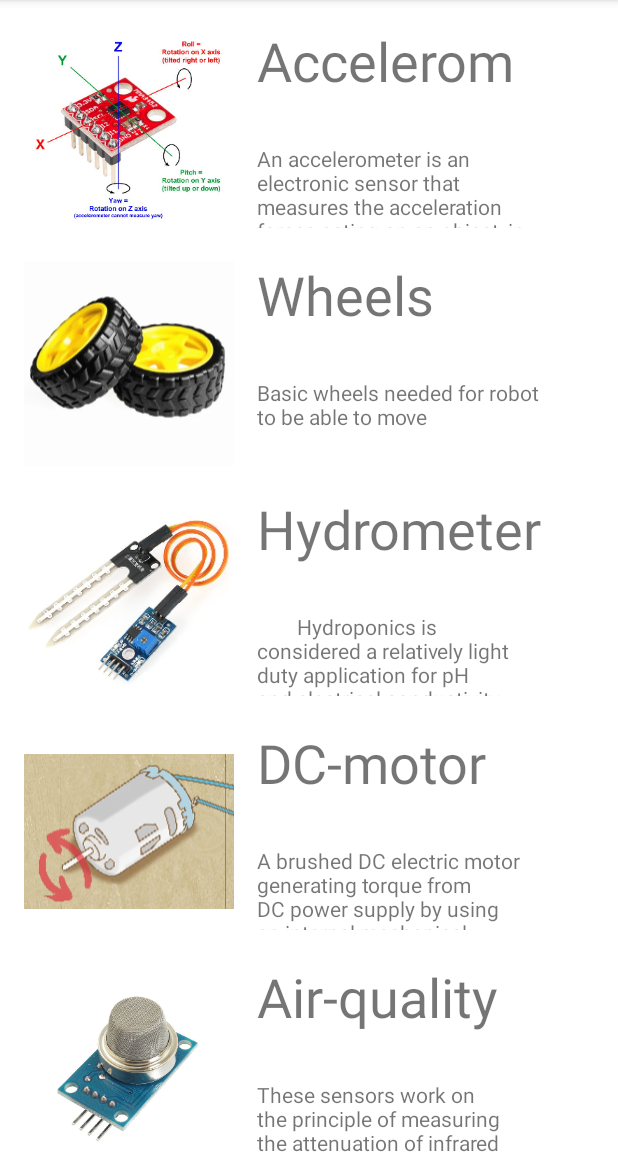
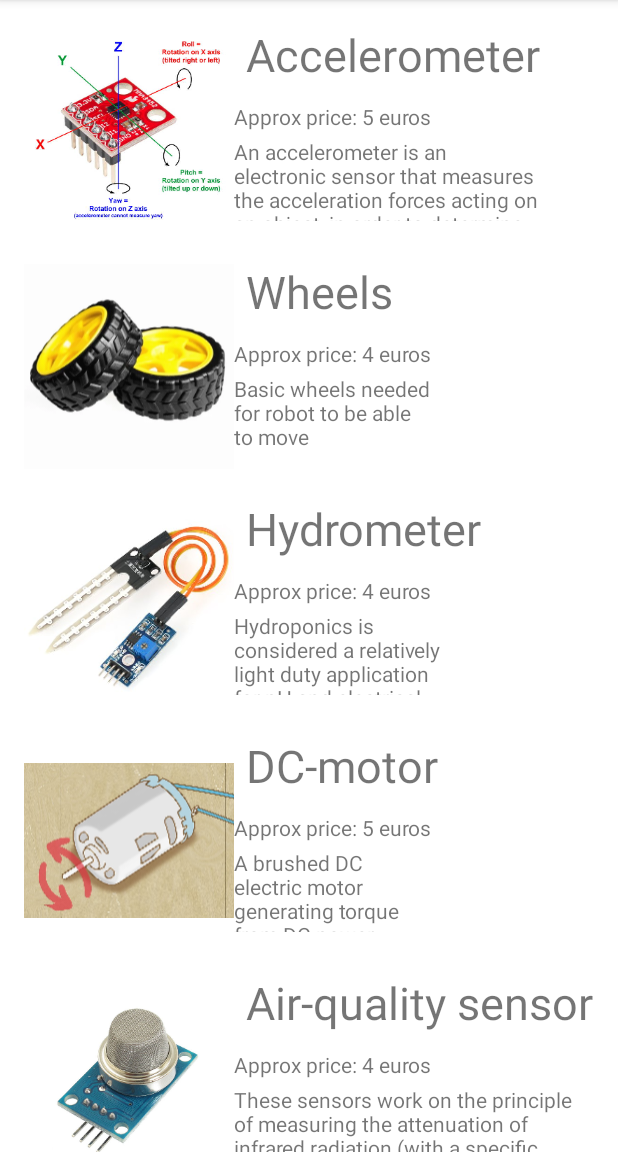
Before and after one commit to Double-Bonus/AppEmbeddedProjects, an Android app: the SensorFragment screen opened through its navigation route, on a phone screen of 412 x 824 dp, the part 84-1236 px from its top. Run offline under Robolectric (Android 15) with nearby library versions, the phone set to English and light mode, and no system bars; our stand-ins replace Room's generated code, data binding.

Commit message:
added price field

```diff
--- a/app/src/main/java/com/example/semesterproject/models/Sensor.kt
+++ b/app/src/main/java/com/example/semesterproject/models/Sensor.kt
@@ -8,5 +8,6 @@ data class Sensor(
     @PrimaryKey(autoGenerate = true) val id: Int,
     val imageUrl: String,
     val name: String,
-    val desc: String
+    val desc: String,
+    val price: Int
 )
--- a/app/src/main/res/layout/item_sensor.xml
+++ b/app/src/main/res/layout/item_sensor.xml
@@ -29,13 +29,16 @@
 
         <TextView
             android:id="@+id/textView_name"
-            android:layout_width="190dp"
-            android:layout_height="52dp"
-            android:layout_marginStart="15dp"
+            android:layout_width="wrap_content"
+            android:layout_height="wrap_content"
+            android:layout_marginStart="8dp"
             android:text="@{sensors.name}"
-            android:textSize="36sp"
+            android:textSize="30sp"
+            app:layout_constraintEnd_toEndOf="parent"
+            app:layout_constraintHorizontal_bias="0"
             app:layout_constraintStart_toEndOf="@+id/image_sensor"
-            app:layout_constraintTop_toTopOf="@+id/image_sensor" />
+            app:layout_constraintTop_toTopOf="@+id/image_sensor"
+            tools:text="Accelerometer" />
 
         <TextView
             android:id="@+id/textView_descp"
@@ -45,9 +48,24 @@
             android:text="@{sensors.desc}"
             app:layout_constraintBottom_toBottomOf="parent"
             app:layout_constraintEnd_toEndOf="parent"
-            app:layout_constraintHorizontal_bias="0.36"
-            app:layout_constraintStart_toStartOf="@+id/textView_name"
-            app:layout_constraintTop_toBottomOf="@+id/textView_name" />
+            app:layout_constraintHorizontal_bias="0"
+            app:layout_constraintStart_toEndOf="@+id/image_sensor"
+            app:layout_constraintTop_toBottomOf="@+id/textView_name"
+            tools:text="Some long description about this sensor. Some long description about this sensor. Some long description about this sensor." />
+
+        <TextView
+            android:id="@+id/textView_price"
+            android:layout_width="wrap_content"
+            android:layout_height="wrap_content"
+            android:layout_marginTop="11dp"
+            android:layout_marginBottom="4dp"
+            android:text="@{`Approx price: ` + String.valueOf(sensors.price) + ` euros`}"
+
+            app:layout_constraintBottom_toTopOf="@+id/textView_descp"
+            app:layout_constraintStart_toEndOf="@+id/image_sensor"
+            app:layout_constraintTop_toBottomOf="@+id/textView_name"
+            tools:text="Approx price: 3 euros"
+            app:layout_constraintVertical_bias="1.0" />
 
     </androidx.constraintlayout.widget.ConstraintLayout>
 </layout>
```
Also changed, not shown: app/src/main/java/com/example/semesterproject/ResistanceFragment.kt (+9 -62 lines), app/src/main/java/com/example/semesterproject/utils/MockData.kt (+24 -12 lines), app/src/main/assets/sensor-db.db, 1 other file.
